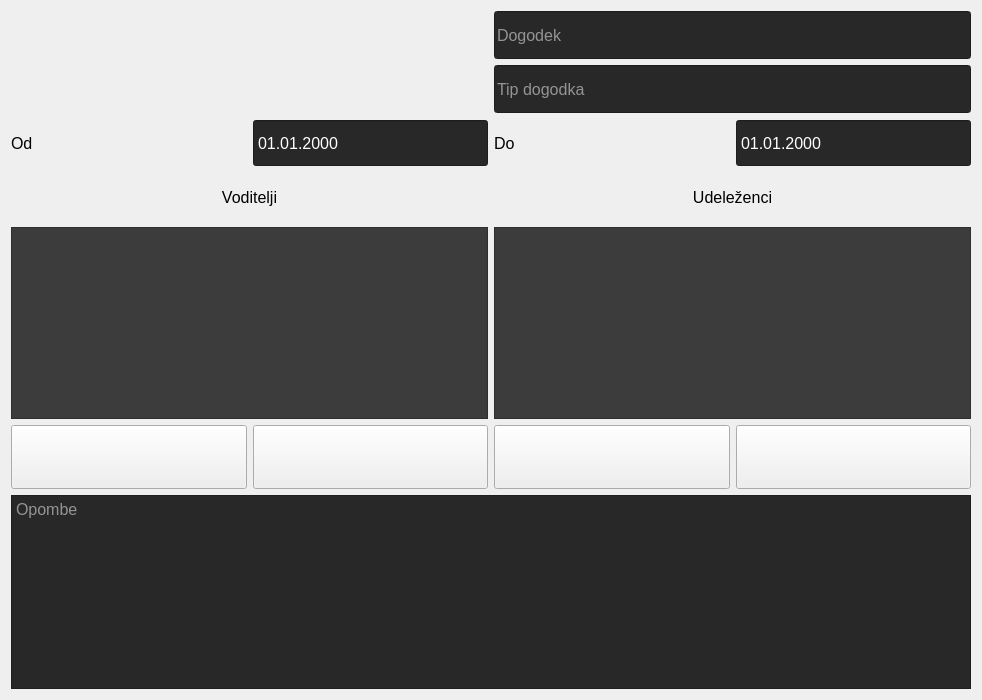
First picture: the form in gui/main_widget/eventwidget.ui, repository vernocte/torba, before the edit.
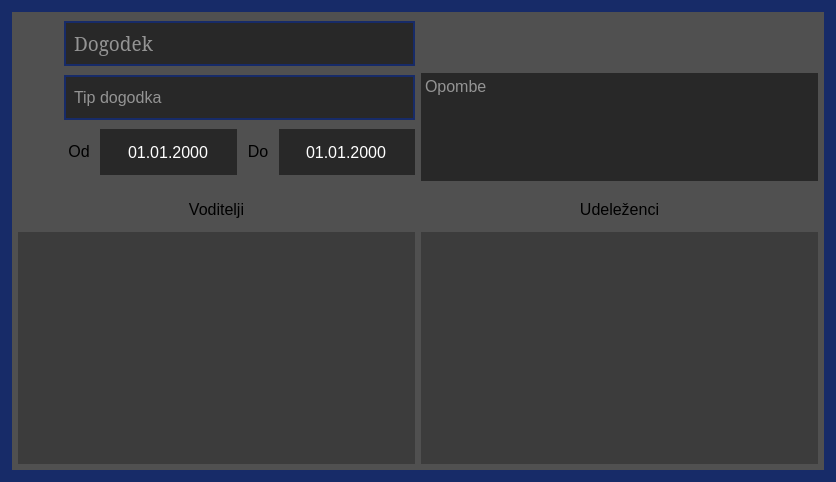
Second picture: the form after the edit. Icons and pictures are not drawn.

```diff
--- a/gui/main_widget/eventwidget.ui
+++ b/gui/main_widget/eventwidget.ui
@@ -6,294 +6,466 @@
    <rect>
     <x>0</x>
     <y>0</y>
-    <width>982</width>
-    <height>700</height>
+    <width>836</width>
+    <height>482</height>
    </rect>
   </property>
   <property name="windowTitle">
    <string>Form</string>
   </property>
+  <property name="styleSheet">
+   <string notr="true">QWidget#EventWidget
+{
+border: 12px solid rgb(23, 43, 104);
+}
+QWidget
+{
+background-color: rgb(80,80,80);
+border: none;
+}
+QLineEdit
+{
+padding-left: 6px;
+}</string>
+  </property>
   <layout class="QGridLayout" name="gridLayout">
-   <item row="1" column="1">
-    <widget class="QLineEdit" name="type_edit">
-     <property name="sizePolicy">
-      <sizepolicy hsizetype="Minimum" vsizetype="Minimum">
-       <horstretch>0</horstretch>
-       <verstretch>0</verstretch>
-      </sizepolicy>
-     </property>
-     <property name="minimumSize">
-      <size>
-       <width>0</width>
-       <height>48</height>
-      </size>
-     </property>
-     <property name="maximumSize">
-      <size>
-       <width>16777215</width>
-       <height>48</height>
-      </size>
-     </property>
-     <property name="font">
-      <font>
-       <pointsize>12</pointsize>
-      </font>
-     </property>
-     <property name="styleSheet">
-      <string notr="true">color: white;
-background-color: rgb(40,40,40);</string>
-     </property>
-     <property name="placeholderText">
-      <string>Tip dogodka</string>
-     </property>
-    </widget>
-   </item>
+   <property name="leftMargin">
+    <number>18</number>
+   </property>
+   <property name="topMargin">
+    <number>18</number>
+   </property>
+   <property name="rightMargin">
+    <number>18</number>
+   </property>
+   <property name="bottomMargin">
+    <number>18</number>
+   </property>
    <item row="0" column="0">
-    <widget class="QLabel" name="number_label">
-     <property name="sizePolicy">
-      <sizepolicy hsizetype="Minimum" vsizetype="Minimum">
-       <horstretch>0</horstretch>
-       <verstretch>0</verstretch>
-      </sizepolicy>
-     </property>
-     <property name="minimumSize">
-      <size>
-       <width>0</width>
-       <height>32</height>
-      </size>
-     </property>
-     <property name="maximumSize">
-      <size>
-       <width>16777215</width>
-       <height>32</height>
-      </size>
-     </property>
-     <property name="text">
-      <string/>
-     </property>
-    </widget>
-   </item>
-   <item row="4" column="1">
     <layout class="QVBoxLayout" name="verticalLayout">
+     <property name="sizeConstraint">
+      <enum>QLayout::SetMaximumSize</enum>
+     </property>
      <item>
-      <widget class="QListWidget" name="participants_list">
-       <property name="sizePolicy">
-        <sizepolicy hsizetype="Minimum" vsizetype="Minimum">
-         <horstretch>0</horstretch>
-         <verstretch>0</verstretch>
-        </sizepolicy>
+      <layout class="QHBoxLayout" name="horizontalLayout">
+       <property name="sizeConstraint">
+        <enum>QLayout::SetMaximumSize</enum>
        </property>
-       <property name="font">
-        <font>
-         <pointsize>12</pointsize>
-        </font>
-       </property>
-       <property name="styleSheet">
-        <string notr="true">background-color: rgb(60,60,60);</string>
-       </property>
-      </widget>
+       <item>
+        <widget class="QLabel" name="number_label">
+         <property name="sizePolicy">
+          <sizepolicy hsizetype="Fixed" vsizetype="Minimum">
+           <horstretch>0</horstretch>
+           <verstretch>0</verstretch>
+          </sizepolicy>
+         </property>
+         <property name="minimumSize">
+          <size>
+           <width>40</width>
+           <height>45</height>
+          </size>
+         </property>
+         <property name="maximumSize">
+          <size>
+           <width>40</width>
+           <height>45</height>
+          </size>
+         </property>
+         <property name="text">
+          <string/>
+         </property>
+         <property name="alignment">
+          <set>Qt::AlignCenter</set>
+         </property>
+        </widget>
+       </item>
+       <item>
+        <widget class="QLineEdit" name="name_edit">
+         <property name="sizePolicy">
+          <sizepolicy hsizetype="Minimum" vsizetype="Fixed">
+           <horstretch>0</horstretch>
+           <verstretch>0</verstretch>
+          </sizepolicy>
+         </property>
+         <property name="minimumSize">
+          <size>
+           <width>150</width>
+           <height>45</height>
+          </size>
+         </property>
+         <property name="maximumSize">
+          <size>
+           <width>16777215</width>
+           <height>45</height>
+          </size>
+         </property>
+         <property name="font">
+          <font>
+           <family>Constantia</family>
+           <pointsize>14</pointsize>
+          </font>
+         </property>
+         <property name="styleSheet">
+          <string notr="true">color: white;
+background-color: rgb(40,40,40);
+border: 2px solid rgb(23,43,104);</string>
+         </property>
+         <property name="placeholderText">
+          <string>Dogodek</string>
+         </property>
+        </widget>
+       </item>
+      </layout>
      </item>
      <item>
-      <layout class="QHBoxLayout" name="horizontalLayout_2">
+      <layout class="QHBoxLayout" name="horizontalLayout_4">
+       <property name="sizeConstraint">
+        <enum>QLayout::SetMaximumSize</enum>
+       </property>
        <item>
-        <widget class="QPushButton" name="add_participant_button">
+        <spacer name="horizontalSpacer_2">
+         <property name="orientation">
+          <enum>Qt::Horizontal</enum>
+         </property>
+         <property name="sizeType">
+          <enum>QSizePolicy::Fixed</enum>
+         </property>
+         <property name="sizeHint" stdset="0">
+          <size>
+           <width>46</width>
+           <height>20</height>
+          </size>
+         </property>
+        </spacer>
+       </item>
+       <item>
+        <widget class="QLineEdit" name="type_edit">
+         <property name="sizePolicy">
+          <sizepolicy hsizetype="Preferred" vsizetype="Fixed">
+           <horstretch>0</horstretch>
+           <verstretch>0</verstretch>
+          </sizepolicy>
+         </property>
          <property name="minimumSize">
           <size>
-           <width>0</width>
-           <height>64</height>
+           <width>150</width>
+           <height>45</height>
           </size>
          </property>
          <property name="maximumSize">
           <size>
            <width>16777215</width>
-           <height>64</height>
+           <height>45</height>
           </size>
          </property>
-         <property name="text">
-          <string/>
+         <property name="font">
+          <font>
+           <pointsize>12</pointsize>
+          </font>
          </property>
-         <property name="icon">
-          <iconset resource="../../resources/resources.qrc">
-           <normaloff>:/icons/icons/add.png</normaloff>:/icons/icons/add.png</iconset>
+         <property name="styleSheet">
+          <string notr="true">color: white;
+background-color: rgb(40,40,40);
+border:none;
+border: 2px solid rgb(23,43,104);</string>
          </property>
-         <property name="iconSize">
+         <property name="placeholderText">
+          <string>Tip dogodka</string>
+         </property>
+        </widget>
+       </item>
+      </layout>
+     </item>
+     <item>
+      <layout class="QHBoxLayout" name="horizontalLayout_5">
+       <property name="sizeConstraint">
+        <enum>QLayout::SetMaximumSize</enum>
+       </property>
+       <item>
+        <spacer name="horizontalSpacer_4">
+         <property name="orientation">
+          <enum>Qt::Horizontal</enum>
+         </property>
+         <property name="sizeType">
+          <enum>QSizePolicy::Fixed</enum>
+         </property>
+         <property name="sizeHint" stdset="0">
           <size>
-           <width>32</width>
-           <height>32</height>
+           <width>46</width>
+           <height>20</height>
           </size>
          </property>
+        </spacer>
+       </item>
+       <item>
+        <widget class="QLabel" name="from_text">
+         <property name="sizePolicy">
+          <sizepolicy hsizetype="Fixed" vsizetype="Fixed">
+           <horstretch>0</horstretch>
+           <verstretch>0</verstretch>
+          </sizepolicy>
+         </property>
+         <property name="minimumSize">
+          <size>
+           <width>30</width>
+           <height>45</height>
+          </size>
+         </property>
+         <property name="maximumSize">
+          <size>
+           <width>30</width>
+           <height>45</height>
+          </size>
+         </property>
+         <property name="font">
+          <font>
+           <pointsize>12</pointsize>
+          </font>
+         </property>
+         <property name="text">
+          <string>Od</string>
+         </property>
+         <property name="alignment">
+          <set>Qt::AlignCenter</set>
+         </property>
         </widget>
        </item>
        <item>
-        <widget class="QPushButton" name="remove_person_button">
+        <widget class="QDateEdit" name="from_edit">
+         <property name="sizePolicy">
+          <sizepolicy hsizetype="Preferred" vsizetype="Preferred">
+           <horstretch>0</horstretch>
+           <verstretch>0</verstretch>
+          </sizepolicy>
+         </property>
          <property name="minimumSize">
           <size>
-           <width>0</width>
-           <height>64</height>
+           <width>100</width>
+           <height>46</height>
           </size>
          </property>
          <property name="maximumSize">
           <size>
            <width>16777215</width>
-           <height>64</height>
+           <height>46</height>
           </size>
          </property>
+         <property name="font">
+          <font>
+           <pointsize>12</pointsize>
+          </font>
+         </property>
+         <property name="styleSheet">
+          <string notr="true">color: white;
+background-color: rgb(40,40,40);</string>
+         </property>
+         <property name="frame">
+          <bool>false</bool>
+         </property>
+         <property name="alignment">
+          <set>Qt::AlignCenter</set>
+         </property>
+         <property name="buttonSymbols">
+          <enum>QAbstractSpinBox::NoButtons</enum>
+         </property>
+         <property name="minimumDate">
+          <date>
+           <year>2000</year>
+           <month>1</month>
+           <day>1</day>
+          </date>
+         </property>
+         <property name="displayFormat">
+          <string>dd.MM.yyyy</string>
+         </property>
+        </widget>
+       </item>
+       <item>
+        <widget class="QLabel" name="to_text">
+         <property name="sizePolicy">
+          <sizepolicy hsizetype="Fixed" vsizetype="Fixed">
+           <horstretch>0</horstretch>
+           <verstretch>0</verstretch>
+          </sizepolicy>
+         </property>
+         <property name="minimumSize">
+          <size>
+           <width>30</width>
+           <height>45</height>
+          </size>
+         </property>
+         <property name="maximumSize">
+          <size>
+           <width>30</width>
+           <height>45</height>
+          </size>
+         </property>
+         <property name="font">
+          <font>
+           <pointsize>12</pointsize>
+          </font>
+         </property>
          <property name="text">
-          <string/>
+          <string>Do</string>
          </property>
-         <property name="icon">
-          <iconset resource="../../resources/resources.qrc">
-           <normaloff>:/icons/icons/remove.png</normaloff>:/icons/icons/remove.png</iconset>
+         <property name="alignment">
+          <set>Qt::AlignCenter</set>
          </property>
-         <property name="iconSize">
+        </widget>
+       </item>
+       <item>
+        <widget class="QDateEdit" name="to_edit">
+         <property name="sizePolicy">
+          <sizepolicy hsizetype="Minimum" vsizetype="Fixed">
+           <horstretch>0</horstretch>
+           <verstretch>0</verstretch>
+          </sizepolicy>
+         </property>
+         <property name="minimumSize">
           <size>
-           <width>32</width>
-           <height>32</height>
+           <width>0</width>
+           <height>46</height>
           </size>
          </property>
+         <property name="maximumSize">
+          <size>
+           <width>16777215</width>
+           <height>46</height>
+          </size>
+         </property>
+         <property name="font">
+          <font>
+           <pointsize>12</pointsize>
+          </font>
+         </property>
+         <property name="styleSheet">
+          <string notr="true">color: white;
+background-color: rgb(40,40,40);</string>
+         </property>
+         <property name="frame">
+          <bool>false</bool>
+         </property>
+         <property name="alignment">
+          <set>Qt::AlignCenter</set>
+         </property>
+         <property name="buttonSymbols">
+          <enum>QAbstractSpinBox::NoButtons</enum>
+         </property>
+         <property name="minimumDate">
+          <date>
+           <year>2000</year>
+           <month>1</month>
+           <day>1</day>
+          </date>
+         </property>
+         <property name="displayFormat">
+          <string>dd.MM.yyyy</string>
+         </property>
         </widget>
        </item>
       </layout>
      </item>
     </layout>
    </item>
-   <item row="5" column="0" colspan="2">
-    <widget class="QPlainTextEdit" name="comments_edit">
-     <property name="sizePolicy">
-      <sizepolicy hsizetype="Minimum" vsizetype="Minimum">
-       <horstretch>0</horstretch>
-       <verstretch>0</verstretch>
-      </sizepolicy>
-     </property>
-     <property name="font">
-      <font>
-       <pointsize>12</pointsize>
-      </font>
-     </property>
-     <property name="styleSheet">
-      <string notr="true">color: white;
-background-color: rgb(40,40,40);</string>
-     </property>
-     <property name="placeholderText">
-      <string>Opombe</string>
-     </property>
-    </widget>
-   </item>
    <item row="0" column="1">
-    <widget class="QLineEdit" name="name_edit">
-     <property name="sizePolicy">
-      <sizepolicy hsizetype="Minimum" vsizetype="Minimum">
-       <horstretch>0</horstretch>
-       <verstretch>0</verstretch>
-      </sizepolicy>
-     </property>
-     <property name="minimumSize">
-      <size>
-       <width>0</width>
-       <height>48</height>
-      </size>
-     </property>
-     <property name="maximumSize">
-      <size>
-       <width>16777215</width>
-       <height>48</height>
-      </size>
-     </property>
-     <property name="font">
-      <font>
-       <pointsize>12</pointsize>
-      </font>
-     </property>
-     <property name="styleSheet">
-      <string notr="true">color: white;
-background-color: rgb(40,40,40);</string>
-     </property>
-     <property name="placeholderText">
-      <string>Dogodek</string>
-     </property>
-    </widget>
-   </item>
-   <item row="2" column="1">
-    <layout class="QHBoxLayout" name="horizontalLayout">
-     <item>
-      <widget class="QLabel" name="to_text">
-       <property name="sizePolicy">
-        <sizepolicy hsizetype="Minimum" vsizetype="Minimum">
-         <horstretch>0</horstretch>
-         <verstretch>0</verstretch>
-        </sizepolicy>
-       </property>
-       <property name="minimumSize">
-        <size>
-         <width>0</width>
-         <height>48</height>
-        </size>
-       </property>
-       <property name="maximumSize">
-        <size>
-         <width>16777215</width>
-         <height>48</height>
-        </size>
-       </property>
-       <property name="font">
-        <font>
-         <pointsize>12</pointsize>
-        </font>
-       </property>
-       <property name="text">
-        <string>Do</string>
-       </property>
-      </widget>
-     </item>
-     <item>
-      <widget class="QDateEdit" name="to_edit">
-       <property name="sizePolicy">
-        <sizepolicy hsizetype="Minimum" vsizetype="Minimum">
-         <horstretch>0</horstretch>
-         <verstretch>0</verstretch>
-        </sizepolicy>
-       </property>
-       <property name="minimumSize">
-        <size>
-         <width>0</width>
-         <height>48</height>
-        </size>
-       </property>
-       <property name="maximumSize">
-        <size>
-         <width>16777215</width>
-         <height>48</height>
-        </size>
-       </property>
-       <property name="font">
-        <font>
-         <pointsize>12</pointsize>
-        </font>
-       </property>
-       <property name="styleSheet">
-        <string notr="true">color: white;
-background-color: rgb(40,40,40);</string>
-       </property>
-       <property name="buttonSymbols">
-        <enum>QAbstractSpinBox::NoButtons</enum>
-       </property>
-       <property name="minimumDate">
-        <date>
-         <year>2000</year>
-         <month>1</month>
-         <day>1</day>
-        </date>
-       </property>
-       <property name="displayFormat">
-        <string>dd.MM.yyyy</string>
-       </property>
-      </widget>
-     </item>
-    </layout>
-   </item>
-   <item row="4" column="0">
     <layout class="QVBoxLayout" name="verticalLayout_2">
      <item>
+      <spacer name="horizontalSpacer">
+       <property name="orientation">
+        <enum>Qt::Horizontal</enum>
+       </property>
+       <property name="sizeType">
+        <enum>QSizePolicy::Preferred</enum>
+       </property>
+       <property name="sizeHint" stdset="0">
+        <size>
+         <width>150</width>
+         <height>55</height>
+        </size>
+       </property>
+      </spacer>
+     </item>
+     <item>
+      <widget class="QPlainTextEdit" name="comments_edit">
+       <property name="sizePolicy">
+        <sizepolicy hsizetype="Minimum" vsizetype="Minimum">
+         <horstretch>0</horstretch>
+         <verstretch>0</verstretch>
+        </sizepolicy>
+       </property>
+       <property name="minimumSize">
+        <size>
+         <width>150</width>
+         <height>96</height>
+        </size>
+       </property>
+       <property name="maximumSize">
+        <size>
+         <width>16777215</width>
+         <height>120</height>
+        </size>
+       </property>
+       <property name="font">
+        <font>
+         <pointsize>12</pointsize>
+        </font>
+       </property>
+       <property name="styleSheet">
+        <string notr="true">color: white;
+background-color: rgb(40,40,40);</string>
+       </property>
+       <property name="frameShape">
+        <enum>QFrame::NoFrame</enum>
+       </property>
+       <property name="lineWidth">
+        <number>0</number>
+       </property>
+       <property name="placeholderText">
+        <string>Opombe</string>
+       </property>
+      </widget>
+     </item>
+    </layout>
+   </item>
+   <item row="1" column="0">
+    <layout class="QVBoxLayout" name="verticalLayout_3">
+     <property name="spacing">
+      <number>0</number>
+     </property>
+     <item>
+      <widget class="QLabel" name="leaders_text">
+       <property name="sizePolicy">
+        <sizepolicy hsizetype="Preferred" vsizetype="Fixed">
+         <horstretch>0</horstretch>
+         <verstretch>0</verstretch>
+        </sizepolicy>
+       </property>
+       <property name="minimumSize">
+        <size>
+         <width>0</width>
+         <height>45</height>
+        </size>
+       </property>
+       <property name="maximumSize">
+        <size>
+         <width>16777215</width>
+         <height>45</height>
+        </size>
+       </property>
+       <property name="font">
+        <font>
+         <pointsize>12</pointsize>
+        </font>
+       </property>
+       <property name="text">
+        <string>Voditelji</string>
+       </property>
+       <property name="alignment">
+        <set>Qt::AlignCenter</set>
+       </property>
+      </widget>
+     </item>
+     <item>
       <widget class="QListWidget" name="leaders_list">
        <property name="sizePolicy">
         <sizepolicy hsizetype="Minimum" vsizetype="Minimum">
@@ -301,33 +473,57 @@
          <verstretch>0</verstretch>
         </sizepolicy>
        </property>
+       <property name="maximumSize">
+        <size>
+         <width>16777215</width>
+         <height>16777215</height>
+        </size>
+       </property>
+       <property name="font">
+        <font>
+         <family>MS Shell Dlg 2</family>
+         <pointsize>12</pointsize>
+        </font>
+       </property>
        <property name="styleSheet">
         <string notr="true">background-color: rgb(60,60,60);</string>
        </property>
+       <property name="lineWidth">
+        <number>0</number>
+       </property>
+       <property name="selectionMode">
+        <enum>QAbstractItemView::ExtendedSelection</enum>
+       </property>
       </widget>
      </item>
      <item>
       <layout class="QHBoxLayout" name="horizontalLayout_3">
+       <property name="spacing">
+        <number>0</number>
+       </property>
        <item>
         <widget class="QPushButton" name="add_leader_button">
          <property name="sizePolicy">
-          <sizepolicy hsizetype="Minimum" vsizetype="Minimum">
+          <sizepolicy hsizetype="Fixed" vsizetype="Fixed">
            <horstretch>0</horstretch>
            <verstretch>0</verstretch>
           </sizepolicy>
          </property>
          <property name="minimumSize">
           <size>
-           <width>0</width>
-           <height>64</height>
+           <width>40</width>
+           <height>40</height>
           </size>
          </property>
          <property name="maximumSize">
           <size>
-           <width>16777215</width>
-           <height>64</height>
+           <width>40</width>
+           <height>40</height>
           </size>
          </property>
+         <property name="styleSheet">
+          <string notr="true">background-color: rgb(60,60,60);</string>
+         </property>
          <property name="text">
           <string/>
          </property>
@@ -343,26 +539,60 @@
          </property>
         </widget>
        </item>
+       <item>
+        <widget class="QLabel" name="label">
+         <property name="sizePolicy">
+          <sizepolicy hsizetype="Preferred" vsizetype="Fixed">
+           <horstretch>0</horstretch>
+           <verstretch>0</verstretch>
+          </sizepolicy>
+         </property>
+         <property name="minimumSize">
+          <size>
+           <width>0</width>
+           <height>40</height>
+          </size>
+         </property>
+         <property name="maximumSize">
+          <size>
+           <width>16777215</width>
+           <height>40</height>
+          </size>
+         </property>
+         <property name="styleSheet">
+          <string notr="true">background-color: rgb(60,60,60);</string>
+         </property>
+         <property name="text">
+          <string/>
+         </property>
+         <property name="indent">
+          <number>0</number>
+         </property>
+        </widget>
+       </item>
        <item>
         <widget class="QPushButton" name="remove_leader_button">
          <property name="sizePolicy">
-          <sizepolicy hsizetype="Minimum" vsizetype="Minimum">
+          <sizepolicy hsizetype="Fixed" vsizetype="Fixed">
            <horstretch>0</horstretch>
            <verstretch>0</verstretch>
           </sizepolicy>
          </property>
          <property name="minimumSize">
           <size>
-           <width>0</width>
-           <height>64</height>
+           <width>40</width>
+           <height>40</height>
           </size>
          </property>
          <property name="maximumSize">
           <size>
-           <width>16777215</width>
-           <height>64</height>
+           <width>40</width>
+           <height>40</height>
           </size>
          </property>
+         <property name="styleSheet">
+          <string notr="true">background-color: rgb(60,60,60);</string>
+         </property>
          <property name="text">
           <string/>
          </property>
@@ -382,12 +612,15 @@
      </item>
     </layout>
    </item>
-   <item row="2" column="0">
-    <layout class="QHBoxLayout" name="horizontalLayout_4">
+   <item row="1" column="1">
+    <layout class="QVBoxLayout" name="verticalLayout_4">
+     <property name="spacing">
+      <number>0</number>
+     </property>
      <item>
-      <widget class="QLabel" name="from_text">
+      <widget class="QLabel" name="participants_text">
        <property name="sizePolicy">
-        <sizepolicy hsizetype="Minimum" vsizetype="Minimum">
+        <sizepolicy hsizetype="Preferred" vsizetype="Fixed">
          <horstretch>0</horstretch>
          <verstretch>0</verstretch>
         </sizepolicy>
@@ -395,13 +628,13 @@
        <property name="minimumSize">
         <size>
          <width>0</width>
-         <height>48</height>
+         <height>45</height>
         </size>
        </property>
        <property name="maximumSize">
         <size>
          <width>16777215</width>
-         <height>48</height>
+         <height>45</height>
         </size>
        </property>
        <property name="font">
@@ -410,110 +643,154 @@
         </font>
        </property>
        <property name="text">
-        <string>Od</string>
+        <string>Udeleženci</string>
+       </property>
+       <property name="alignment">
+        <set>Qt::AlignCenter</set>
        </property>
       </widget>
      </item>
      <item>
-      <widget class="QDateEdit" name="from_edit">
+      <widget class="QListWidget" name="participants_list">
        <property name="sizePolicy">
         <sizepolicy hsizetype="Minimum" vsizetype="Minimum">
          <horstretch>0</horstretch>
          <verstretch>0</verstretch>
         </sizepolicy>
        </property>
-       <property name="minimumSize">
-        <size>
-         <width>0</width>
-         <height>48</height>
-        </size>
-       </property>
        <property name="maximumSize">
         <size>
          <width>16777215</width>
-         <height>48</height>
+         <height>16777215</height>
         </size>
        </property>
        <property name="font">
         <font>
+         <family>MS Shell Dlg 2</family>
          <pointsize>12</pointsize>
         </font>
        </property>
        <property name="styleSheet">
-        <string notr="true">color: white;
-background-color: rgb(40,40,40);</string>
+        <string notr="true">background-color: rgb(60,60,60);</string>
        </property>
-       <property name="buttonSymbols">
-        <enum>QAbstractSpinBox::NoButtons</enum>
-       </property>
-       <property name="minimumDate">
-        <date>
-         <year>2000</year>
-         <month>1</month>
-         <day>1</day>
-        </date>
-       </property>
-       <property name="displayFormat">
-        <string>dd.MM.yyyy</string>
+       <property name="selectionMode">
+        <enum>QAbstractItemView::ExtendedSelection</enum>
        </property>
       </widget>
      </item>
+     <item>
+      <layout class="QHBoxLayout" name="horizontalLayout_2">
+       <property name="spacing">
+        <number>0</number>
+       </property>
+       <item>
+        <widget class="QPushButton" name="add_participant_button">
+         <property name="sizePolicy">
+          <sizepolicy hsizetype="Fixed" vsizetype="Fixed">
+           <horstretch>0</horstretch>
+           <verstretch>0</verstretch>
+          </sizepolicy>
+         </property>
+         <property name="minimumSize">
+          <size>
+           <width>40</width>
+           <height>40</height>
+          </size>
+         </property>
+         <property name="maximumSize">
+          <size>
+           <width>40</width>
+           <height>40</height>
+          </size>
+         </property>
+         <property name="styleSheet">
+          <string notr="true">background-color: rgb(60,60,60);</string>
+         </property>
+         <property name="text">
+          <string/>
+         </property>
+         <property name="icon">
+          <iconset resource="../../resources/resources.qrc">
+           <normaloff>:/icons/icons/add.png</normaloff>:/icons/icons/add.png</iconset>
+         </property>
+         <property name="iconSize">
+          <size>
+           <width>32</width>
+           <height>32</height>
+          </size>
+         </property>
+        </widget>
+       </item>
+       <item>
+        <widget class="QLabel" name="label_2">
+         <property name="sizePolicy">
+          <sizepolicy hsizetype="Minimum" vsizetype="Fixed">
+           <horstretch>0</horstretch>
+           <verstretch>0</verstretch>
+          </sizepolicy>
+         </property>
+         <property name="minimumSize">
+          <size>
+           <width>0</width>
+           <height>40</height>
+          </size>
+         </property>
+         <property name="maximumSize">
+          <size>
+           <width>16777215</width>
+           <height>40</height>
+          </size>
+         </property>
+         <property name="styleSheet">
+          <string notr="true">background-color: rgb(60,60,60);</string>
+         </property>
+         <property name="text">
+          <string/>
+         </property>
+        </widget>
+       </item>
+       <item>
+        <widget class="QPushButton" name="remove_person_button">
+         <property name="sizePolicy">
+          <sizepolicy hsizetype="Fixed" vsizetype="Fixed">
+           <horstretch>0</horstretch>
+           <verstretch>0</verstretch>
+          </sizepolicy>
+         </property>
+         <property name="minimumSize">
+          <size>
+           <width>40</width>
+           <height>40</height>
+          </size>
+         </property>
+         <property name="maximumSize">
+          <size>
+           <width>40</width>
+           <height>40</height>
+          </size>
+         </property>
+         <property name="styleSheet">
+          <string notr="true">background-color: rgb(60,60,60);</string>
+         </property>
+         <property name="text">
+          <string/>
+         </property>
+         <property name="icon">
+          <iconset resource="../../resources/resources.qrc">
+           <normaloff>:/icons/icons/remove.png</normaloff>:/icons/icons/remove.png</iconset>
+         </property>
+         <property name="iconSize">
+          <size>
+           <width>32</width>
+           <height>32</height>
+          </size>
+         </property>
+        </widget>
+       </item>
+      </layout>
+     </item>
     </layout>
    </item>
-   <item row="3" column="0">
-    <widget class="QLabel" name="leaders_text">
-     <property name="minimumSize">
-      <size>
-       <width>0</width>
-       <height>48</height>
-      </size>
-     </property>
-     <property name="maximumSize">
-      <size>
-       <width>16777215</width>
-       <height>48</height>
-      </size>
-     </property>
-     <property name="font">
-      <font>
-       <pointsize>12</pointsize>
-      </font>
-     </property>
-     <property name="text">
-      <string>Voditelji</string>
-     </property>
-     <property name="alignment">
-      <set>Qt::AlignCenter</set>
-     </property>
-    </widget>
-   </item>
-   <item row="3" column="1">
-    <widget class="QLabel" name="participants_text">
-     <property name="minimumSize">
-      <size>
-       <width>0</width>
-       <height>48</height>
-      </size>
-     </property>
-     <property name="maximumSize">
-      <size>
-       <width>16777215</width>
-       <height>48</height>
-      </size>
-     </property>
-     <property name="font">
-      <font>
-       <pointsize>12</pointsize>
-      </font>
-     </property>
-     <property name="text">
-      <string>Udeleženci</string>
-     </property>
-     <property name="alignment">
-      <set>Qt::AlignCenter</set>
-     </property>
-    </widget>
-   </item>
   </layout>
  </widget>
  <resources>
```
Left out of the diff: 13 changed lines with no effect on the pictures.
